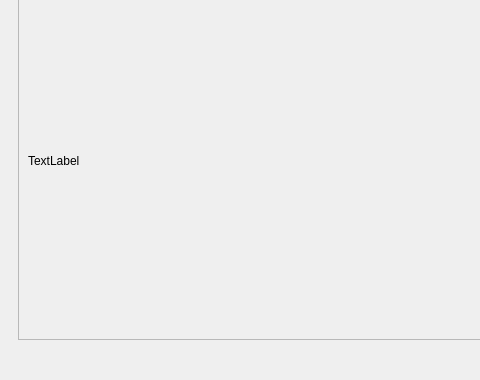
Old version of the form app/template/app.ui in the repository defmylife/File-organizer; both pictures show x 0 to 480 and y 100 to 480 of the 640 by 480 pixel window.
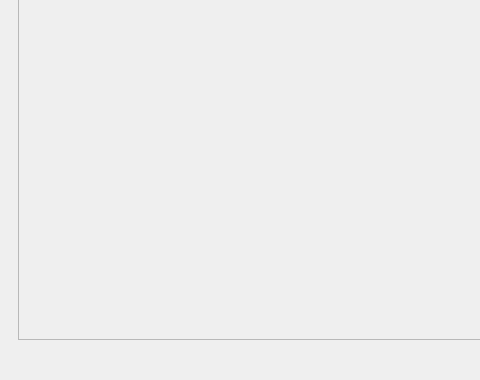
New version of the form.

The edit to the form file:
```diff
--- a/app/template/app.ui
+++ b/app/template/app.ui
@@ -74,16 +74,29 @@
              <x>0</x>
              <y>0</y>
              <width>602</width>
-             <height>337</height>
+             <height>335</height>
             </rect>
            </property>
            <layout class="QVBoxLayout" name="verticalLayout_3">
             <item>
-             <widget class="QLabel" name="label">
-              <property name="text">
-               <string>TextLabel</string>
+             <layout class="QVBoxLayout" name="suggestionSlot">
+              <property name="spacing">
+               <number>12</number>
               </property>
-             </widget>
+             </layout>
+            </item>
+            <item>
+             <spacer name="verticalSpacer">
+              <property name="orientation">
+               <enum>Qt::Vertical</enum>
+              </property>
+              <property name="sizeHint" stdset="0">
+               <size>
+                <width>20</width>
+                <height>40</height>
+               </size>
+              </property>
+             </spacer>
             </item>
            </layout>
           </widget>
```
Left out of the diff: 2 changed lines with no effect on the pictures.
